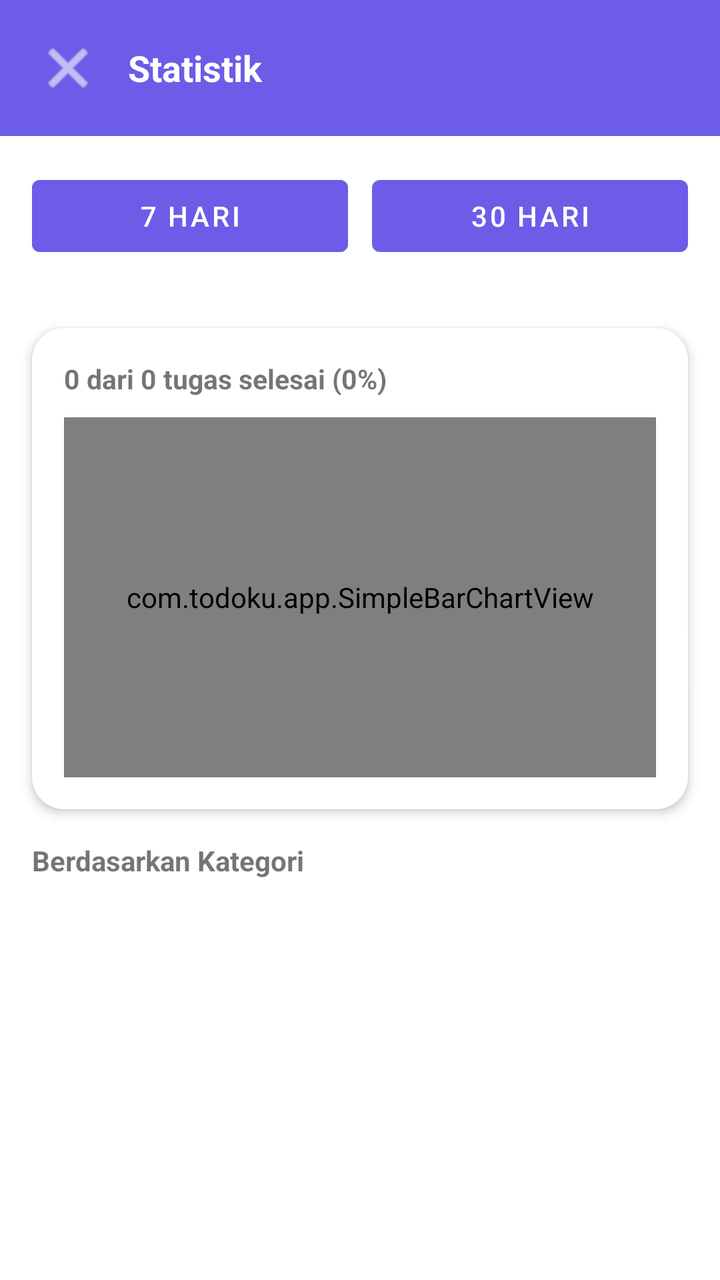
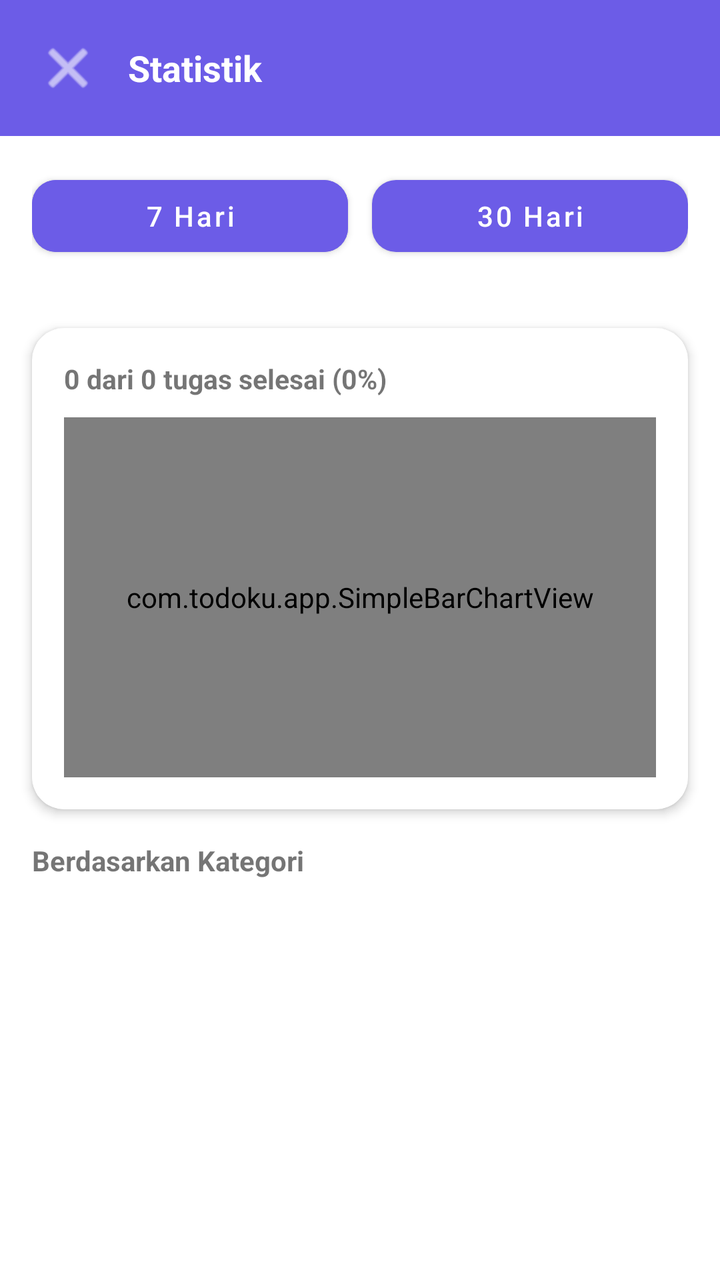

An Android layout rendered at two revisions. The XML below is the earlier revision; the diff shows what the commit changed to produce the second picture.
<!-- AndroidManifest.xml: application theme Theme.TodoAlarm -->
<!-- res/layout/activity_stats.xml -->
<?xml version="1.0" encoding="utf-8"?>
<androidx.core.widget.NestedScrollView xmlns:android="http://schemas.android.com/apk/res/android"
    xmlns:app="http://schemas.android.com/apk/res-auto"
    android:layout_width="match_parent"
    android:layout_height="match_parent"
    android:background="?android:attr/colorBackground">

    <LinearLayout
        android:layout_width="match_parent"
        android:layout_height="wrap_content"
        android:orientation="vertical"
        android:paddingBottom="24dp">

        <LinearLayout
            android:layout_width="match_parent"
            android:layout_height="wrap_content"
            android:orientation="horizontal"
            android:gravity="center_vertical"
            android:background="#6C5CE7"
            android:padding="16dp">

            <ImageButton
                android:id="@+id/btnBack"
                android:layout_width="36dp"
                android:layout_height="36dp"
                android:src="@android:drawable/ic_menu_close_clear_cancel"
                android:background="?attr/selectableItemBackgroundBorderless"
                app:tint="#FFFFFF" />

            <TextView
                android:layout_width="0dp"
                android:layout_height="wrap_content"
                android:layout_weight="1"
                android:layout_marginStart="12dp"
                android:text="Statistik"
                android:textColor="#FFFFFF"
                android:textSize="18sp"
                android:textStyle="bold" />
        </LinearLayout>

        <LinearLayout
            android:layout_width="match_parent"
            android:layout_height="wrap_content"
            android:orientation="horizontal"
            android:padding="16dp"
            android:paddingBottom="0dp">

            <Button
                android:id="@+id/btnRange7"
                android:layout_width="0dp"
                android:layout_height="wrap_content"
                android:layout_weight="1"
                android:text="7 Hari"
                android:layout_marginEnd="6dp"
                android:backgroundTint="#6C5CE7"
                android:textColor="#FFFFFF" />

            <Button
                android:id="@+id/btnRange30"
                android:layout_width="0dp"
                android:layout_height="wrap_content"
                android:layout_weight="1"
                android:text="30 Hari"
                android:layout_marginStart="6dp" />
        </LinearLayout>

        <androidx.cardview.widget.CardView
            android:layout_width="match_parent"
            android:layout_height="wrap_content"
            android:layout_margin="16dp"
            app:cardCornerRadius="16dp"
            app:cardElevation="3dp">

            <LinearLayout
                android:layout_width="match_parent"
                android:layout_height="wrap_content"
                android:orientation="vertical"
                android:padding="16dp">

                <TextView
                    android:id="@+id/tvOverallSummary"
                    android:layout_width="match_parent"
                    android:layout_height="wrap_content"
                    android:text="0 dari 0 tugas selesai (0%)"
                    android:textSize="13.5sp"
                    android:textStyle="bold"
                    android:layout_marginBottom="10dp" />

                <com.todoku.app.SimpleBarChartView
                    android:id="@+id/chartView"
                    android:layout_width="match_parent"
                    android:layout_height="180dp" />
            </LinearLayout>
        </androidx.cardview.widget.CardView>

        <TextView
            android:layout_width="wrap_content"
            android:layout_height="wrap_content"
            android:text="Berdasarkan Kategori"
            android:textSize="14sp"
            android:textStyle="bold"
            android:paddingStart="16dp"
            android:paddingEnd="16dp"
            android:paddingBottom="6dp" />

        <LinearLayout
            android:id="@+id/layoutCategoryStats"
            android:layout_width="match_parent"
            android:layout_height="wrap_content"
            android:orientation="vertical"
            android:paddingStart="16dp"
            android:paddingEnd="16dp" />

        <TextView
            android:id="@+id/tvStatsEmpty"
            android:layout_width="match_parent"
            android:layout_height="wrap_content"
            android:text="Belum ada data kegiatan pada rentang ini."
            android:textAlignment="center"
            android:textColor="#8B8B9E"
            android:padding="30dp"
            android:visibility="gone" />

    </LinearLayout>
</androidx.core.widget.NestedScrollView>
<!-- resources referenced by this layout -->
<resources>
  <style name="Theme.TodoAlarm" parent="Theme.MaterialComponents.DayNight.NoActionBar">
          <item name="colorPrimary">@color/purple_primary</item>
          <item name="colorPrimaryVariant">@color/purple_dark</item>
          <item name="colorOnPrimary">@color/white</item>
          <item name="android:statusBarColor">@color/purple_primary</item>
      </style>
  <color name="purple_primary">#6C5CE7</color>
  <color name="purple_dark">#5849C2</color>
  <color name="white">#FFFFFF</color>
</resources>

<!-- the commit's change to res/layout/activity_stats.xml (unified diff, before → after) -->
@@ -45,22 +45,26 @@
             android:padding="16dp"
             android:paddingBottom="0dp">
 
-            <Button
+            <com.google.android.material.button.MaterialButton
                 android:id="@+id/btnRange7"
                 android:layout_width="0dp"
                 android:layout_height="wrap_content"
                 android:layout_weight="1"
                 android:text="7 Hari"
+                android:textAllCaps="false"
+                app:cornerRadius="12dp"
                 android:layout_marginEnd="6dp"
                 android:backgroundTint="#6C5CE7"
                 android:textColor="#FFFFFF" />
 
-            <Button
+            <com.google.android.material.button.MaterialButton
                 android:id="@+id/btnRange30"
                 android:layout_width="0dp"
                 android:layout_height="wrap_content"
                 android:layout_weight="1"
                 android:text="30 Hari"
+                android:textAllCaps="false"
+                app:cornerRadius="12dp"
                 android:layout_marginStart="6dp" />
         </LinearLayout>
 
